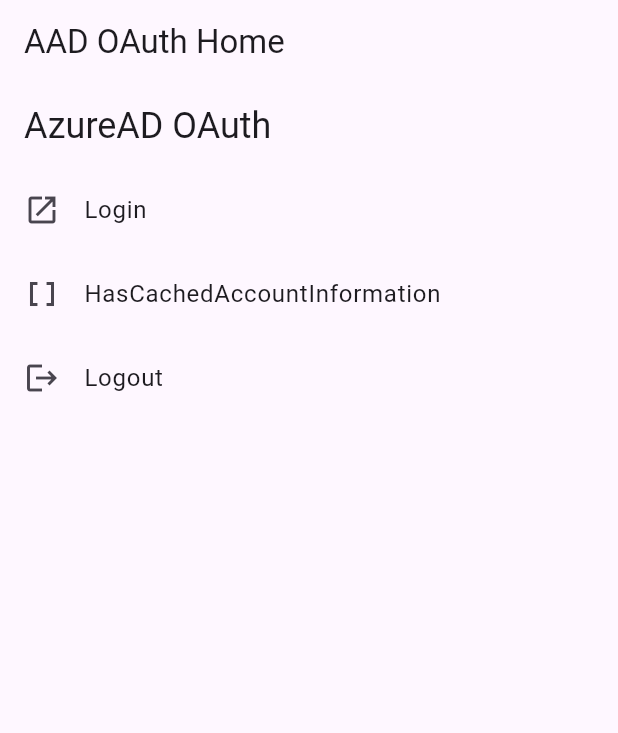
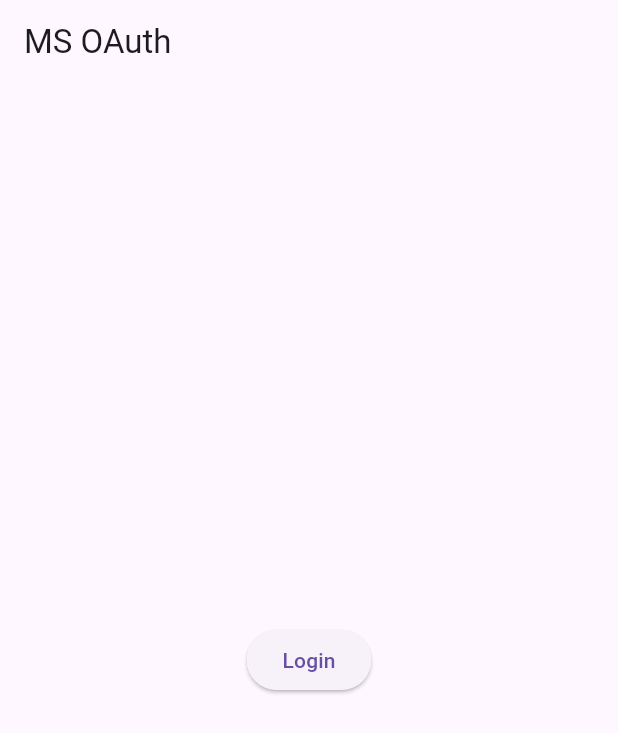
Before and after one commit to MananGandhi1810/ms-oauth-flutter, a Flutter app: the screen it shows after launch, after a tap on "Login", on a phone screen of 412 x 824 dp. Shown: the top 733 px of the screen. Run offline on Flutter 3.47's test engine with Material 3 defaults, Android fonts, the phone set to English and light mode, and no system bars; missing offline and left inert: aad_oauth.

Commit message:
Basic MS OAuth complete

```diff
--- a/lib/main.dart
+++ b/lib/main.dart
@@ -1,145 +1,26 @@
-import 'dart:developer';
-
-import 'package:aad_oauth/aad_oauth.dart';
-import 'package:aad_oauth/model/config.dart';
-import 'package:calendar_integration/constants.dart';
-import 'package:flutter/foundation.dart';
 import 'package:flutter/material.dart';
 
-void main() => runApp(const MyApp());
+import 'presentation/home_page.dart';
 
-final navigatorKey = GlobalKey<NavigatorState>();
+void main() {
+  runApp(const RootApp());
+}
 
-class MyApp extends StatelessWidget {
-  const MyApp({super.key});
+class RootApp extends StatefulWidget {
+  const RootApp({super.key});
+
+  @override
+  State<RootApp> createState() => _RootAppState();
+}
+
+class _RootAppState extends State<RootApp> {
+  final GlobalKey<NavigatorState> navigatorKey = GlobalKey<NavigatorState>();
 
   @override
   Widget build(BuildContext context) {
     return MaterialApp(
-      title: 'AAD OAuth Demo',
-      theme: ThemeData(
-        primarySwatch: Colors.blue,
-      ),
-      home: const MyHomePage(title: 'AAD OAuth Home'),
+      home: HomePage(navigatorKey: navigatorKey),
       navigatorKey: navigatorKey,
     );
   }
 }
-
-class MyHomePage extends StatefulWidget {
-  const MyHomePage({super.key, required this.title});
-  final String title;
-
-  @override
-  State<MyHomePage> createState() => _MyHomePageState();
-}
-
-class _MyHomePageState extends State<MyHomePage> {
-  static final Config config = Config(
-    tenant: Constants.tenant,
-    clientId: Constants.clientId,
-    scope: 'openid profile offline_access Calendars.ReadWrite',
-    navigatorKey: navigatorKey,
-    redirectUri: "https://login.live.com/oauth20_desktop.srf",
-    loader: const Center(child: CircularProgressIndicator()),
-    appBar: AppBar(
-      title: const Text('AAD OAuth Demo'),
-    ),
-    onPageFinished: (String url) {
-      log('onPageFinished: $url');
-    },
-  );
-  final AadOAuth oauth = AadOAuth(config);
-
-  @override
-  Widget build(BuildContext context) {
-    return Scaffold(
-      appBar: AppBar(
-        title: Text(widget.title),
-      ),
-      body: ListView(
-        children: <Widget>[
-          ListTile(
-            title: Text(
-              'AzureAD OAuth',
-              style: Theme.of(context).textTheme.headlineSmall,
-            ),
-          ),
-          ListTile(
-            leading: const Icon(Icons.launch),
-            title: const Text('Login${kIsWeb ? ' (web popup)' : ''}'),
-            onTap: () {
-              login(false);
-            },
-          ),
-          if (kIsWeb)
-            ListTile(
-              leading: const Icon(Icons.launch),
-              title: const Text('Login (web redirect)'),
-              onTap: () {
-                login(true);
-              },
-            ),
-          ListTile(
-            leading: const Icon(Icons.data_array),
-            title: const Text('HasCachedAccountInformation'),
-            onTap: () => hasCachedAccountInformation(),
-          ),
-          ListTile(
-            leading: const Icon(Icons.logout),
-            title: const Text('Logout'),
-            onTap: () {
-              logout();
-            },
-          ),
-        ],
-      ),
-    );
-  }
-
-  void showError(dynamic ex) {
-    showMessage(ex.toString());
-  }
-
-  void showMessage(String text) {
-    var alert = AlertDialog(content: Text(text), actions: <Widget>[
-      TextButton(
-          child: const Text('Ok'),
-          onPressed: () {
-            Navigator.pop(context);
-          })
-    ]);
-    showDialog(context: context, builder: (BuildContext context) => alert);
-  }
-
-  void login(bool redirect) async {
-    config.webUseRedirect = redirect;
-    final result = await oauth.login();
-    result.fold(
-      (l) => showError(l.toString()),
-      (r) => showMessage('Logged in successfully, your access token: $r'),
-    );
-    var accessToken = await oauth.getAccessToken();
-    if (accessToken != null) {
-      ScaffoldMessenger.of(context).hideCurrentSnackBar();
-      ScaffoldMessenger.of(context)
-          .showSnackBar(SnackBar(content: Text(accessToken)));
-    }
-  }
-
-  void hasCachedAccountInformation() async {
-    var hasCachedAccountInformation = await oauth.hasCachedAccountInformation;
-    ScaffoldMessenger.of(context).hideCurrentSnackBar();
-    ScaffoldMessenger.of(context).showSnackBar(
-      SnackBar(
-        content:
-            Text('HasCachedAccountInformation: $hasCachedAccountInformation'),
-      ),
-    );
-  }
-
-  void logout() async {
-    await oauth.logout();
-    showMessage('Logged out');
-  }
-}
--- /dev/null
+++ b/lib/presentation/home_page.dart
@@ -0,0 +1,79 @@
+import 'package:aad_oauth/aad_oauth.dart';
+import 'package:aad_oauth/model/config.dart';
+import 'package:calendar_integration/constants.dart';
+import 'package:flutter/material.dart';
+
+class HomePage extends StatefulWidget {
+  const HomePage({super.key, required this.navigatorKey});
+
+  final GlobalKey<NavigatorState> navigatorKey;
+
+  @override
+  State<HomePage> createState() => _HomePageState();
+}
+
+class _HomePageState extends State<HomePage> {
+  late Config config;
+  late AadOAuth aadOauth;
+  bool isLoggedIn = false;
+
+  @override
+  void initState() {
+    config = Config(
+      tenant: Constants.tenant, // Set this to "common" for multi-tenant apps
+      clientId: Constants.clientId,
+      scope: "openid profile offline_access Calendars.ReadWrite",
+      redirectUri: "ontrack://login",
+      navigatorKey: widget.navigatorKey,
+      loader: const Center(child: CircularProgressIndicator()),
+    );
+    aadOauth = AadOAuth(config);
+    _checkLogin();
+    super.initState();
+  }
+
+  void _checkLogin() async {
+    String? token = await aadOauth.getAccessToken();
+    debugPrint(token ?? "No Token");
+    setState(() {
+      isLoggedIn = token != null;
+    });
+  }
+
+  void _login() async {
+    final result = await aadOauth.login();
+    debugPrint("LOGGED IN");
+    debugPrint(result.toString());
+    _checkLogin();
+  }
+
+  void _logout() async {
+    await aadOauth.logout();
+    _checkLogin();
+  }
+
+  @override
+  Widget build(BuildContext context) {
+    return Scaffold(
+      appBar: AppBar(
+        title: const Text("MS OAuth"),
+      ),
+      body: Center(
+        child: Column(
+          mainAxisAlignment: MainAxisAlignment.center,
+          children: [
+            isLoggedIn
+                ? ElevatedButton(
+                    onPressed: _logout,
+                    child: const Text("Logout"),
+                  )
+                : ElevatedButton(
+                    onPressed: _login,
+                    child: const Text("Login"),
+                  ),
+          ],
+        ),
+      ),
+    );
+  }
+}
```
